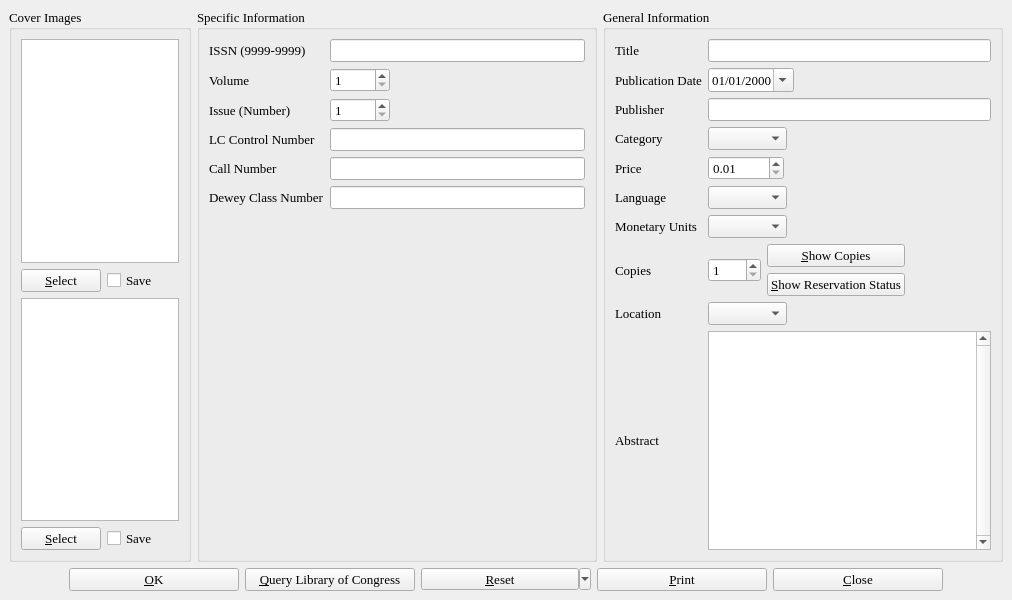
Qt form maginfo.ui (textbrowser/biblioteq) before a commit.
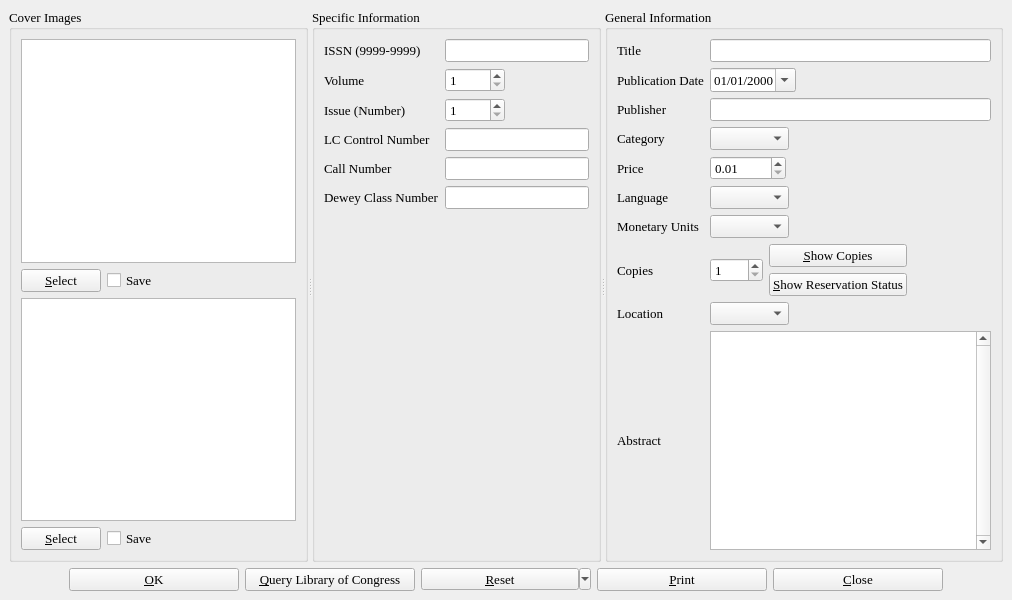
The same form after that commit. Icons and pictures are not drawn.

Diff of the .ui file:
```diff
--- a/maginfo.ui
+++ b/maginfo.ui
@@ -27,8 +27,10 @@
   <widget class="QWidget" name="centralwidget" >
    <layout class="QVBoxLayout" >
     <item>
-     <layout class="QHBoxLayout" >
-      <item>
+     <widget class="QSplitter" name="splitter" >
+      <property name="orientation" >
+       <enum>Qt::Horizontal</enum>
+      </property>
        <widget class="QGroupBox" name="coverImages" >
         <property name="title" >
          <string>Cover Images</string>
@@ -139,17 +141,7 @@
          </item>
         </layout>
        </widget>
-      </item>
-      <item>
-       <layout class="QHBoxLayout" >
-        <item>
          <widget class="QGroupBox" name="groupBox" >
-          <property name="minimumSize" >
-           <size>
-            <width>400</width>
-            <height>0</height>
-           </size>
-          </property>
           <property name="font" >
            <font>
             <family>Times</family>
@@ -388,15 +380,7 @@
            </item>
           </layout>
          </widget>
-        </item>
-        <item>
          <widget class="QGroupBox" name="groupBox_2" >
-          <property name="minimumSize" >
-           <size>
-            <width>400</width>
-            <height>0</height>
-           </size>
-          </property>
           <property name="font" >
            <font>
             <family>Times</family>
@@ -556,9 +540,6 @@
                  <strikeout>false</strikeout>
                 </font>
                </property>
-               <property name="sizeAdjustPolicy" >
-                <enum>QComboBox::AdjustToContents</enum>
-               </property>
               </widget>
              </item>
              <item>
@@ -671,9 +652,6 @@
                  <strikeout>false</strikeout>
                 </font>
                </property>
-               <property name="sizeAdjustPolicy" >
-                <enum>QComboBox::AdjustToContents</enum>
-               </property>
               </widget>
              </item>
              <item>
@@ -724,9 +702,6 @@
                  <strikeout>false</strikeout>
                 </font>
                </property>
-               <property name="sizeAdjustPolicy" >
-                <enum>QComboBox::AdjustToContents</enum>
-               </property>
               </widget>
              </item>
              <item>
@@ -862,9 +837,6 @@
                  <pointsize>10</pointsize>
                 </font>
                </property>
-               <property name="sizeAdjustPolicy" >
-                <enum>QComboBox::AdjustToContents</enum>
-               </property>
               </widget>
              </item>
              <item>
@@ -923,10 +895,7 @@
            </item>
           </layout>
          </widget>
-        </item>
-       </layout>
-      </item>
-     </layout>
+     </widget>
     </item>
     <item>
      <layout class="QHBoxLayout" >
```
Lines whose indentation alone changed are shown as unchanged.
